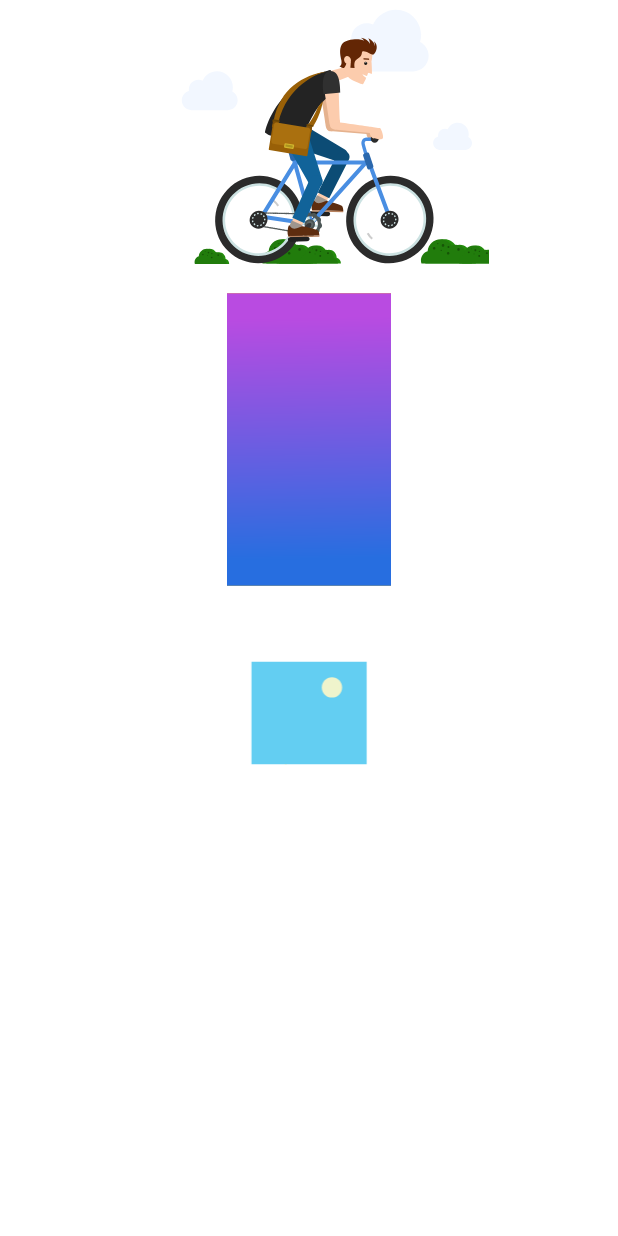
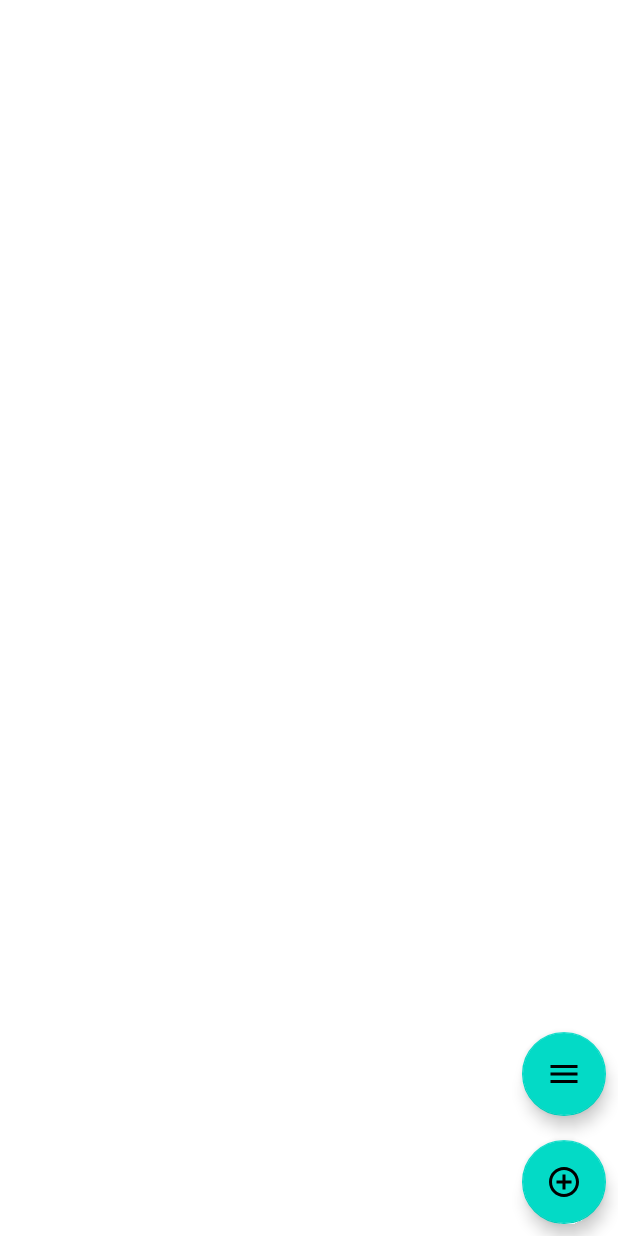
Before and after one commit to vishpraveen/KotlinDemo, an Android app: the ThirdNew screen opened directly, with no data from a screen before it, after a tap on an icon or button, on a phone screen of 412 x 824 dp. Run offline under Robolectric (Android 15) with nearby library versions, the phone set to English and light mode, and no system bars; our stand-ins replace sdp/ssp sizes.

Commit message:
Kotlin Test Commit

```diff
--- a/app/build.gradle
+++ b/app/build.gradle
@@ -48,4 +48,10 @@ dependencies {
 //    Glide Library
     implementation 'com.github.bumptech.glide:glide:4.8.0'
     annotationProcessor 'com.github.bumptech.glide:compiler:4.8.0'
+
+//    Navigation Graph
+    def nav_version = "1.0.0-alpha09"
+
+    implementation "android.arch.navigation:navigation-fragment:$nav_version" // use -ktx for Kotlin
+    implementation "android.arch.navigation:navigation-ui:$nav_version"
 }
--- /dev/null
+++ b/app/src/main/java/com/example/magneto/kotlindemo/BlankFragment2.java
@@ -0,0 +1,6 @@
+package com.example.magneto.kotlindemo;
+
+import android.app.Fragment;
+
+public class BlankFragment2 extends Fragment {
+}
--- /dev/null
+++ b/app/src/main/java/com/example/magneto/kotlindemo/activity/TestActivity.kt
@@ -0,0 +1,80 @@
+package com.example.magneto.kotlindemo.activity
+
+import android.content.Context
+import androidx.appcompat.app.AppCompatActivity
+import android.os.Bundle
+import android.util.Log
+import android.widget.TextView
+import androidx.recyclerview.widget.GridLayoutManager
+import androidx.recyclerview.widget.LinearLayoutManager
+import androidx.recyclerview.widget.RecyclerView
+import androidx.recyclerview.widget.StaggeredGridLayoutManager
+import com.example.magneto.kotlindemo.R
+import com.example.magneto.kotlindemo.adapter.RecyclerAdapter
+import com.example.magneto.kotlindemo.bean.CityBean
+import com.google.android.material.floatingactionbutton.FloatingActionButton
+
+class TestActivity : AppCompatActivity() {
+
+    private lateinit var fabAdd : FloatingActionButton
+    private lateinit var fabSave : FloatingActionButton
+    private lateinit var recycler : RecyclerView
+    private lateinit var tvText : TextView
+    private lateinit var adapter : RecyclerAdapter
+    private var arrayList : ArrayList<CityBean> = ArrayList()
+    private var mContext: Context?= null
+    override fun onCreate(savedInstanceState: Bundle?) {
+        super.onCreate(savedInstanceState)
+        setContentView(R.layout.activity_test)
+        mContext=this
+        initUI()
+        setRecycler()
+        setClickListener()
+    }
+
+    private fun setRecycler() {
+//        var layoutManager: LinearLayoutManager= LinearLayoutManager(mContext)
+//        var layoutManager : GridLayoutManager = GridLayoutManager(mContext,2)
+        var layoutManager : StaggeredGridLayoutManager = StaggeredGridLayoutManager(2, StaggeredGridLayoutManager.VERTICAL)
+        adapter = RecyclerAdapter(mContext, arrayList)
+        recycler.layoutManager=layoutManager
+        recycler.adapter=adapter
+    }
+
+    private fun setClickListener() {
+
+        fabSave.setOnClickListener {
+            setData()
+        }
+
+        fabAdd.setOnClickListener {
+            addData()
+        }
+    }
+
+    private fun setData() {
+        var value1 : String =adapter.getArrayListData()
+        Log.e("ListData",""+value1)
+        tvText.text=value1
+        /*var city : ArrayList<CityBean> = adapter.getArrayListData()
+        Log.e("ListSize",""+city.size)
+        for (cityBean in arrayList) {
+            Log.e("Data",cityBean.cityName)
+            tvText.text=cityBean.cityName
+        }*/
+    }
+
+    private fun addData() {
+        var city : CityBean= CityBean()
+        city.cityName="";
+        arrayList.add(city)
+        adapter.notifyItemInserted(arrayList.size-1)
+    }
+
+    private fun initUI() {
+        fabAdd=findViewById(R.id.fabAdd)
+        fabSave=findViewById(R.id.fabSave)
+        recycler=findViewById(R.id.recycler)
+        tvText=findViewById(R.id.tvText)
+    }
+}
--- a/app/src/main/java/com/example/magneto/kotlindemo/activity/ThirdNew.kt
+++ b/app/src/main/java/com/example/magneto/kotlindemo/activity/ThirdNew.kt
@@ -52,7 +52,8 @@ class ThirdNew : AppCompatActivity(),RecyclerOnClick  {
     private fun onClickListener() {
         bar?.setNavigationOnClickListener { drawerLayout?.openDrawer(GravityCompat.START) }
         fab?.setOnClickListener {
-            val intent=Intent(mContext,SplashActivity::class.java)
+//            val intent=Intent(mContext,SplashActivity::class.java)
+            val intent=Intent(mContext,TestActivity::class.java)
             startActivity(intent)
         }
     }
--- /dev/null
+++ b/app/src/main/java/com/example/magneto/kotlindemo/bean/CityBean.kt
@@ -0,0 +1,5 @@
+package com.example.magneto.kotlindemo.bean
+
+ class CityBean {
+     public lateinit var cityName : String
+}
--- /dev/null
+++ b/app/src/main/res/layout/activity_test.xml
@@ -0,0 +1,50 @@
+<?xml version="1.0" encoding="utf-8"?>
+<androidx.constraintlayout.widget.ConstraintLayout xmlns:android="http://schemas.android.com/apk/res/android"
+    xmlns:app="http://schemas.android.com/apk/res-auto"
+    xmlns:tools="http://schemas.android.com/tools"
+    android:layout_width="match_parent"
+    android:layout_height="match_parent"
+    tools:context=".activity.TestActivity">
+
+    <androidx.recyclerview.widget.RecyclerView
+        android:id="@+id/recycler"
+        android:layout_width="match_parent"
+        android:layout_height="wrap_content"
+        android:layout_marginTop="8dp"
+        app:layout_constraintEnd_toEndOf="parent"
+        app:layout_constraintStart_toStartOf="parent"
+        app:layout_constraintTop_toTopOf="parent" />
+
+    <com.google.android.material.floatingactionbutton.FloatingActionButton
+        android:id="@+id/fabSave"
+        android:layout_width="wrap_content"
+        android:layout_height="wrap_content"
+        android:layout_marginEnd="8dp"
+        android:layout_marginBottom="16dp"
+        app:layout_constraintBottom_toTopOf="@+id/fabAdd"
+        app:layout_constraintEnd_toEndOf="parent"
+        android:src="@drawable/ic_menu"/>
+
+    <TextView
+        android:id="@+id/tvText"
+        android:layout_width="match_parent"
+        android:layout_height="wrap_content"
+        android:layout_marginStart="8dp"
+        android:layout_marginTop="8dp"
+        android:layout_marginEnd="8dp"
+        android:textSize="@dimen/_14sdp"
+        app:layout_constraintEnd_toEndOf="parent"
+        app:layout_constraintStart_toStartOf="parent"
+        app:layout_constraintTop_toBottomOf="@+id/recycler" />
+
+    <com.google.android.material.floatingactionbutton.FloatingActionButton
+        android:id="@+id/fabAdd"
+        android:layout_width="wrap_content"
+        android:layout_height="wrap_content"
+        android:layout_marginEnd="8dp"
+        android:layout_marginBottom="8dp"
+        app:layout_constraintBottom_toBottomOf="parent"
+        app:layout_constraintEnd_toEndOf="parent"
+        android:src="@drawable/ic_add_circle_outline"/>
+
+</androidx.constraintlayout.widget.ConstraintLayout>
--- a/app/src/main/res/values/strings.xml
+++ b/app/src/main/res/values/strings.xml
@@ -25,4 +25,9 @@
     <string name="plot">Plot</string>
     <string name="award">Awards</string>
 
+    <!-- TODO: Remove or change this placeholder text -->
+    <string name="hello_blank_fragment">Hello blank fragment</string>
+    <string name="city_name">City Name</string>
+    <string name="email">Email</string>
+
 </resources>
--- a/build.gradle
+++ b/build.gradle
@@ -1,13 +1,13 @@
 // Top-level build file where you can add configuration options common to all sub-projects/modules.
 
 buildscript {
-    ext.kotlin_version = '1.2.51'
+    ext.kotlin_version = '1.3.0'
     repositories {
         google()
         jcenter()
     }
     dependencies {
-        classpath 'com.android.tools.build:gradle:3.2.1'
+        classpath 'com.android.tools.build:gradle:3.3.0'
         classpath "org.jetbrains.kotlin:kotlin-gradle-plugin:$kotlin_version"
 
         // NOTE: Do not place your application dependencies here; they belong
```
Also changed, not shown: app/src/main/AndroidManifest.xml (+5 -6 lines), app/src/main/java/com/example/magneto/kotlindemo/BlankFragment.kt (added, +100 -0 lines), app/src/main/java/com/example/magneto/kotlindemo/activity/TableViewCalendar.kt (added, +13 -0 lines), app/src/main/java/com/example/magneto/kotlindemo/adapter/RecyclerAdapter.kt (added, +69 -0 lines), app/src/main/res/layout/activity_table_view_calendar.xml (added, +97 -0 lines), app/src/main/res/layout/adapter_recycler.xml (added, +28 -0 lines), app/src/main/res/layout/fragment_blank.xml (added, +14 -0 lines), app/src/main/res/layout/fragment_blank2.xml (added, +14 -0 lines), app/src/main/res/navigation/nav_graph.xml (added, +23 -0 lines), gradle/wrapper/gradle-wrapper.properties.
